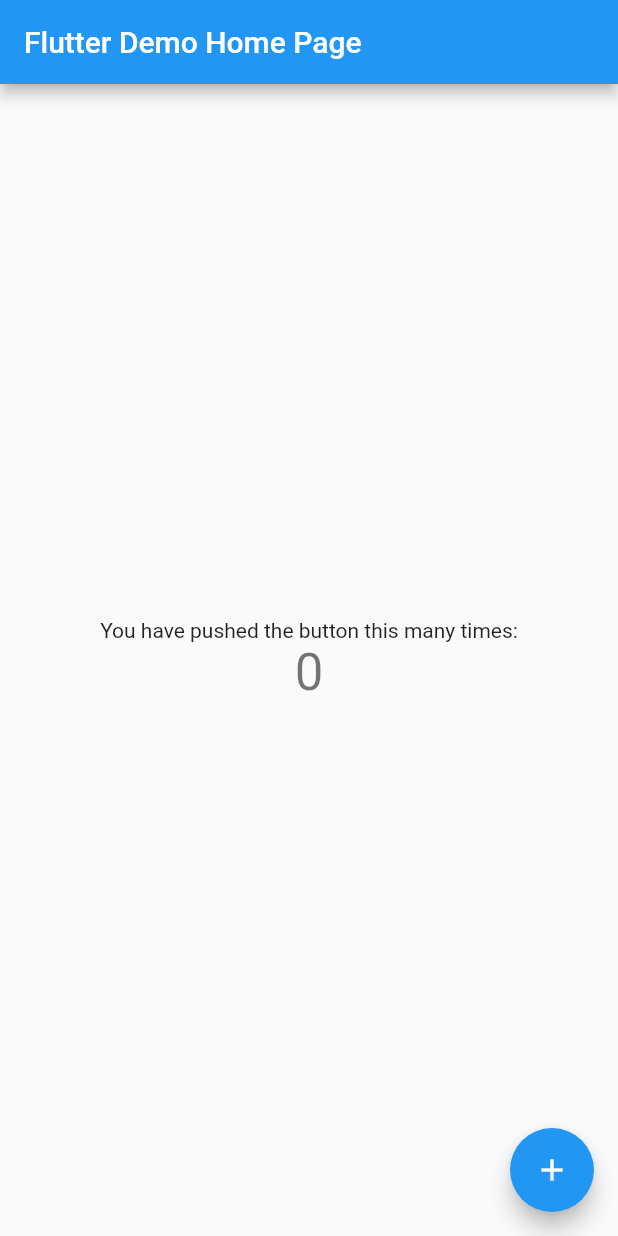
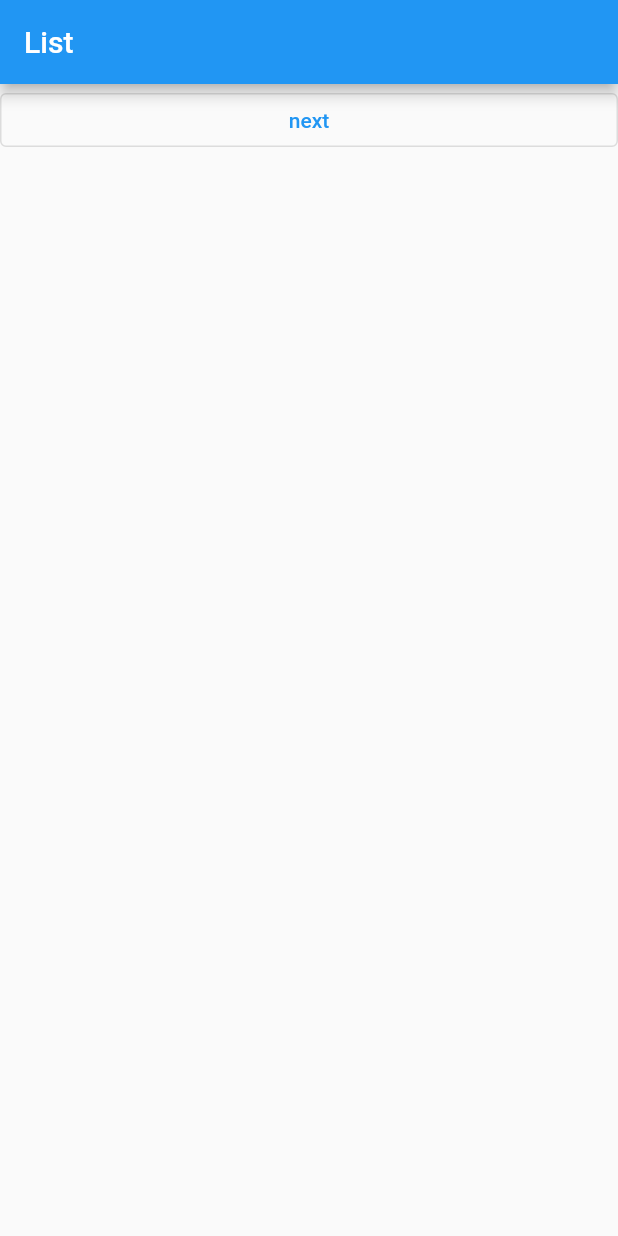
Before and after one commit to ktakayama/RiverpodSample, a Flutter app: the screen it shows after launch, on a phone screen of 412 x 824 dp. Run offline on Flutter 3.47's test engine with Material 2 defaults, Android fonts, the phone set to English and light mode, and no system bars; our stand-ins replace flutter_riverpod.

```diff
--- a/lib/main.dart
+++ b/lib/main.dart
@@ -1,7 +1,11 @@
 import 'package:flutter/material.dart';
+import 'package:flutter_riverpod/flutter_riverpod.dart';
+import 'package:riverpod_sample/state_provider_sample.dart';
 
 void main() {
-  runApp(const MyApp());
+  runApp(
+    const ProviderScope(child: MyApp()),
+  );
 }
 
 class MyApp extends StatelessWidget {
@@ -15,53 +19,27 @@ class MyApp extends StatelessWidget {
       theme: ThemeData(
         primarySwatch: Colors.blue,
       ),
-      home: const MyHomePage(title: 'Flutter Demo Home Page'),
+      home: const SampleList(),
     );
   }
 }
 
-class MyHomePage extends StatefulWidget {
-  const MyHomePage({Key? key, required this.title}) : super(key: key);
-  final String title;
-
-  @override
-  State<MyHomePage> createState() => _MyHomePageState();
-}
-
-class _MyHomePageState extends State<MyHomePage> {
-  int _counter = 0;
-
-  void _incrementCounter() {
-    setState(() {
-      _counter++;
-    });
-  }
+class SampleList extends StatelessWidget {
+  const SampleList({Key? key}) : super(key: key);
 
   @override
   Widget build(BuildContext context) {
     return Scaffold(
-      appBar: AppBar(
-        title: Text(widget.title),
-      ),
-      body: Center(
-        child: Column(
-          mainAxisAlignment: MainAxisAlignment.center,
-          children: <Widget>[
-            const Text(
-              'You have pushed the button this many times:',
-            ),
-            Text(
-              '$_counter',
-              style: Theme.of(context).textTheme.headline4,
-            ),
+        appBar: AppBar(title: const Text('List')),
+        body: ListView(
+          children: [
+            OutlinedButton(
+                onPressed: () => Navigator.of(context)
+                        .push(MaterialPageRoute(builder: (context) {
+                      return const StateProviderSample();
+                    })),
+                child: const Text('next'))
           ],
-        ),
-      ),
-      floatingActionButton: FloatingActionButton(
-        onPressed: _incrementCounter,
-        tooltip: 'Increment',
-        child: const Icon(Icons.add),
-      ),
-    );
+        ));
   }
 }
```
Also changed, not shown: lib/state_provider_sample.dart (added, +25 -0 lines).
